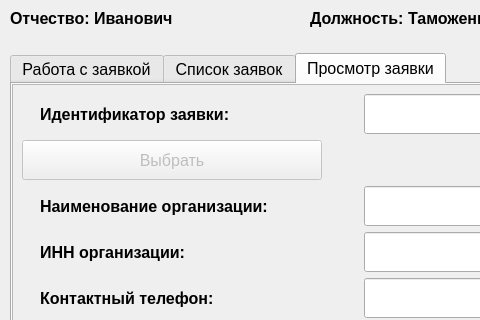
This is searchwindow.ui in SevaKarlov2005/SeaportClient as Qt 5 draws it before an edit; both pictures show x 0 to 480 and y 97 to 417 of the 1045 by 855 pixel window. The edited form follows.
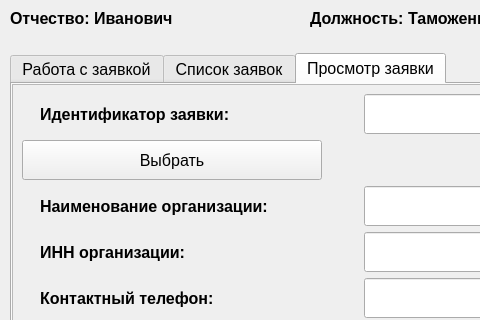
This is the edited form. The open tabs and pages were chosen to show the change.

Patch:
```diff
--- a/searchwindow.ui
+++ b/searchwindow.ui
@@ -1068,7 +1068,7 @@
        <property name="geometry">
         <rect>
          <x>0</x>
-         <y>-1443</y>
+         <y>-171</y>
          <width>1002</width>
          <height>2072</height>
         </rect>
@@ -1172,7 +1172,7 @@
           <item>
            <widget class="QPushButton" name="bid_read_choose_button">
             <property name="enabled">
-             <bool>false</bool>
+             <bool>true</bool>
             </property>
             <property name="minimumSize">
              <size>
```
Left out of the diff: 66 changed lines with no effect on the pictures.
